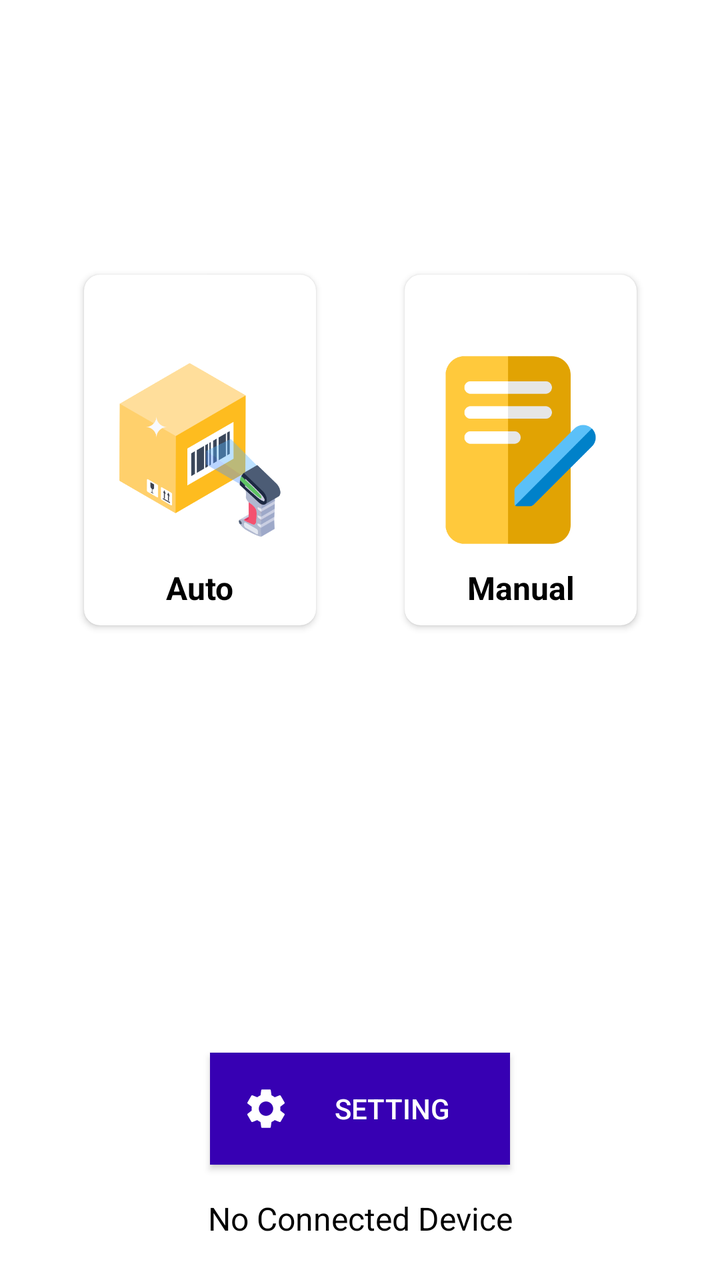
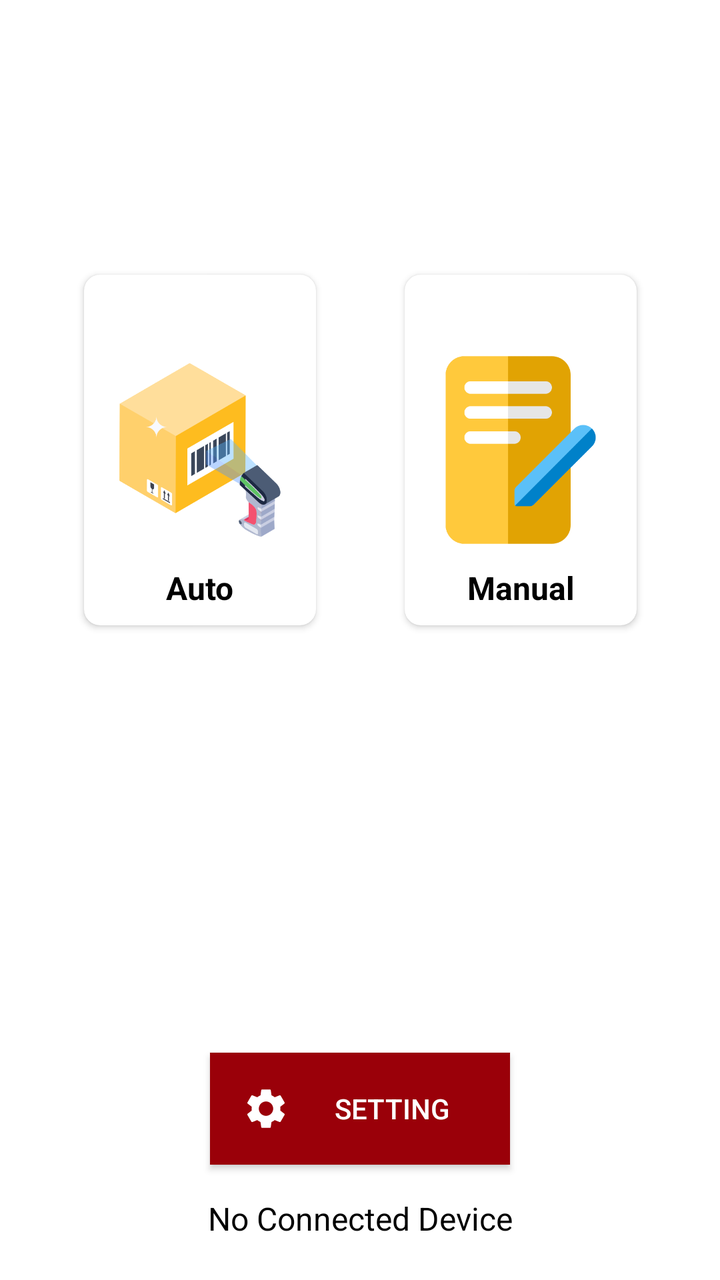

Before-and-after screenshots of an Android layout around one commit, followed by the original layout XML and the change that was made.
<!-- AndroidManifest.xml: application theme Theme.MAPZebraPrinter -->
<!-- res/layout/activity_main.xml -->
<?xml version="1.0" encoding="utf-8"?>
<androidx.constraintlayout.widget.ConstraintLayout xmlns:android="http://schemas.android.com/apk/res/android"
    xmlns:app="http://schemas.android.com/apk/res-auto"
    xmlns:tools="http://schemas.android.com/tools"
    android:id="@+id/main"
    android:layout_width="match_parent"
    android:layout_height="match_parent"
    android:padding="20dp"
    tools:context=".view.MainActivity">

    <View
        android:id="@+id/anchor"
        android:layout_width="1dp"
        android:layout_height="1dp"
        app:layout_constraintBottom_toBottomOf="parent"
        app:layout_constraintEnd_toEndOf="parent"
        app:layout_constraintStart_toStartOf="parent"
        app:layout_constraintTop_toTopOf="parent" />

    <androidx.cardview.widget.CardView
        android:id="@+id/cv_auto"
        android:layout_width="wrap_content"
        android:layout_height="wrap_content"
        android:layout_margin="8dp"
        android:elevation="8dp"
        app:cardCornerRadius="8dp"
        app:layout_constraintBottom_toBottomOf="@id/anchor"
        app:layout_constraintEnd_toStartOf="@id/anchor"
        app:layout_constraintStart_toStartOf="parent">

        <androidx.constraintlayout.widget.ConstraintLayout
            android:layout_width="wrap_content"
            android:layout_height="wrap_content"
            android:padding="8dp">

            <androidx.appcompat.widget.AppCompatButton
                android:id="@+id/btn_auto"
                android:layout_width="100dp"
                android:layout_height="100dp"
                android:background="@drawable/auto"
                app:layout_constraintBottom_toBottomOf="parent"
                app:layout_constraintEnd_toEndOf="parent"
                app:layout_constraintStart_toStartOf="parent"
                app:layout_constraintTop_toTopOf="parent" />

            <TextView
                android:layout_width="wrap_content"
                android:layout_height="wrap_content"
                android:layout_margin="8dp"
                android:text="@string/auto"
                android:textColor="@color/black"
                android:textSize="16sp"
                android:textStyle="bold"
                app:layout_constraintEnd_toEndOf="@id/btn_auto"
                app:layout_constraintStart_toStartOf="@id/btn_auto"
                app:layout_constraintTop_toBottomOf="@+id/btn_auto" />

        </androidx.constraintlayout.widget.ConstraintLayout>

    </androidx.cardview.widget.CardView>

    <androidx.cardview.widget.CardView
        android:id="@+id/cv_manual"
        android:layout_width="wrap_content"
        android:layout_height="wrap_content"
        android:layout_margin="8dp"
        android:elevation="8dp"
        app:cardCornerRadius="8dp"
        app:layout_constraintBottom_toBottomOf="@id/anchor"
        app:layout_constraintEnd_toEndOf="parent"
        app:layout_constraintStart_toEndOf="@id/anchor">

        <androidx.constraintlayout.widget.ConstraintLayout
            android:layout_width="wrap_content"
            android:layout_height="wrap_content"
            android:padding="8dp">

            <androidx.appcompat.widget.AppCompatButton
                android:id="@+id/btn_manual"
                android:layout_width="100dp"
                android:layout_height="100dp"
                android:background="@drawable/manual"
                app:layout_constraintBottom_toBottomOf="parent"
                app:layout_constraintEnd_toEndOf="parent"
                app:layout_constraintStart_toStartOf="parent"
                app:layout_constraintTop_toTopOf="parent" />

            <TextView
                android:layout_width="wrap_content"
                android:layout_height="wrap_content"
                android:layout_margin="8dp"
                android:text="@string/manual"
                android:textColor="@color/black"
                android:textSize="16sp"
                android:textStyle="bold"
                app:layout_constraintEnd_toEndOf="@id/btn_manual"
                app:layout_constraintStart_toStartOf="@id/btn_manual"
                app:layout_constraintTop_toBottomOf="@+id/btn_manual" />

        </androidx.constraintlayout.widget.ConstraintLayout>

    </androidx.cardview.widget.CardView>

    <androidx.appcompat.widget.AppCompatButton
        android:id="@+id/btn_setting"
        android:layout_width="150dp"
        android:layout_height="wrap_content"
        android:layout_margin="16dp"
        android:background="@color/purple_700"
        android:drawableStart="@drawable/baseline_settings_24"
        android:drawablePadding="8dp"
        android:padding="16dp"
        android:text="@string/setting"
        android:textColor="@color/white"
        app:layout_constraintBottom_toTopOf="@+id/tv_printer"
        app:layout_constraintEnd_toEndOf="parent"
        app:layout_constraintStart_toStartOf="parent" />

    <TextView
        android:id="@+id/tv_printer"
        android:layout_width="match_parent"
        android:layout_height="wrap_content"
        android:gravity="center"
        android:text="@string/no_connected_device"
        android:textColor="@color/black"
        android:textSize="16sp"
        app:layout_constraintBottom_toBottomOf="parent" />

</androidx.constraintlayout.widget.ConstraintLayout>
<!-- resources referenced by this layout -->
<resources>
  <color name="black">#FF000000</color>
  <color name="purple_700">#FF3700B3</color>
  <color name="white">#FFFFFFFF</color>
  <!-- drawable auto: png bitmap (drawable, 35378 bytes) -->
  <!-- drawable baseline_settings_24 (drawable) -->
  <vector xmlns:android="http://schemas.android.com/apk/res/android" android:height="24dp" android:tint="#FFFFFF" android:viewportHeight="24" android:viewportWidth="24" android:width="24dp">
        
      <path android:fillColor="@android:color/white" android:pathData="M19.14,12.94c0.04,-0.3 0.06,-0.61 0.06,-0.94c0,-0.32 -0.02,-0.64 -0.07,-0.94l2.03,-1.58c0.18,-0.14 0.23,-0.41 0.12,-0.61l-1.92,-3.32c-0.12,-0.22 -0.37,-0.29 -0.59,-0.22l-2.39,0.96c-0.5,-0.38 -1.03,-0.7 -1.62,-0.94L14.4,2.81c-0.04,-0.24 -0.24,-0.41 -0.48,-0.41h-3.84c-0.24,0 -0.43,0.17 -0.47,0.41L9.25,5.35C8.66,5.59 8.12,5.92 7.63,6.29L5.24,5.33c-0.22,-0.08 -0.47,0 -0.59,0.22L2.74,8.87C2.62,9.08 2.66,9.34 2.86,9.48l2.03,1.58C4.84,11.36 4.8,11.69 4.8,12s0.02,0.64 0.07,0.94l-2.03,1.58c-0.18,0.14 -0.23,0.41 -0.12,0.61l1.92,3.32c0.12,0.22 0.37,0.29 0.59,0.22l2.39,-0.96c0.5,0.38 1.03,0.7 1.62,0.94l0.36,2.54c0.05,0.24 0.24,0.41 0.48,0.41h3.84c0.24,0 0.44,-0.17 0.47,-0.41l0.36,-2.54c0.59,-0.24 1.13,-0.56 1.62,-0.94l2.39,0.96c0.22,0.08 0.47,0 0.59,-0.22l1.92,-3.32c0.12,-0.22 0.07,-0.47 -0.12,-0.61L19.14,12.94zM12,15.6c-1.98,0 -3.6,-1.62 -3.6,-3.6s1.62,-3.6 3.6,-3.6s3.6,1.62 3.6,3.6S13.98,15.6 12,15.6z"/>
      
  </vector>
  <!-- drawable manual: png bitmap (drawable, 10208 bytes) -->
  <string name="auto">Auto</string>
  <string name="manual">Manual</string>
  <string name="no_connected_device">No Connected Device</string>
  <string name="setting">Setting</string>
  <style name="Theme.MAPZebraPrinter" parent="Theme.MaterialComponents.DayNight.DarkActionBar">
          
          <item name="colorPrimary">@color/purple_500</item>
          <item name="colorPrimaryVariant">@color/purple_700</item>
          <item name="colorOnPrimary">@color/white</item>
          
          <item name="colorSecondary">@color/teal_200</item>
          <item name="colorSecondaryVariant">@color/teal_700</item>
          <item name="colorOnSecondary">@color/black</item>
          
          <item name="android:statusBarColor">?attr/colorPrimaryVariant</item>
          
      </style>
  <color name="purple_500">#FF6200EE</color>
  <color name="teal_200">#FF03DAC5</color>
  <color name="teal_700">#FF018786</color>
</resources>

<!-- the commit's change to res/layout/activity_main.xml (unified diff, before → after) -->
@@ -106,7 +106,7 @@
         android:layout_width="150dp"
         android:layout_height="wrap_content"
         android:layout_margin="16dp"
-        android:background="@color/purple_700"
+        android:background="@color/primary_color"
         android:drawableStart="@drawable/baseline_settings_24"
         android:drawablePadding="8dp"
         android:padding="16dp"
<!-- resource entries referenced after the edit -->
@@ -1,6 +1,7 @@
 <!-- resources referenced by this layout -->
 <resources>
   <color name="black">#FF000000</color>
+  <color name="primary_color">#9A0009</color>
   <color name="purple_700">#FF3700B3</color>
   <color name="white">#FFFFFFFF</color>
   <!-- drawable auto: png bitmap (drawable, 35378 bytes) -->
@@ -17,7 +18,7 @@
   <string name="setting">Setting</string>
   <style name="Theme.MAPZebraPrinter" parent="Theme.MaterialComponents.DayNight.DarkActionBar">
           
-          <item name="colorPrimary">@color/purple_500</item>
+          <item name="colorPrimary">@color/primary_color</item>
           <item name="colorPrimaryVariant">@color/purple_700</item>
           <item name="colorOnPrimary">@color/white</item>
           
@@ -28,7 +29,6 @@
           <item name="android:statusBarColor">?attr/colorPrimaryVariant</item>
           
       </style>
-  <color name="purple_500">#FF6200EE</color>
   <color name="teal_200">#FF03DAC5</color>
   <color name="teal_700">#FF018786</color>
 </resources>
